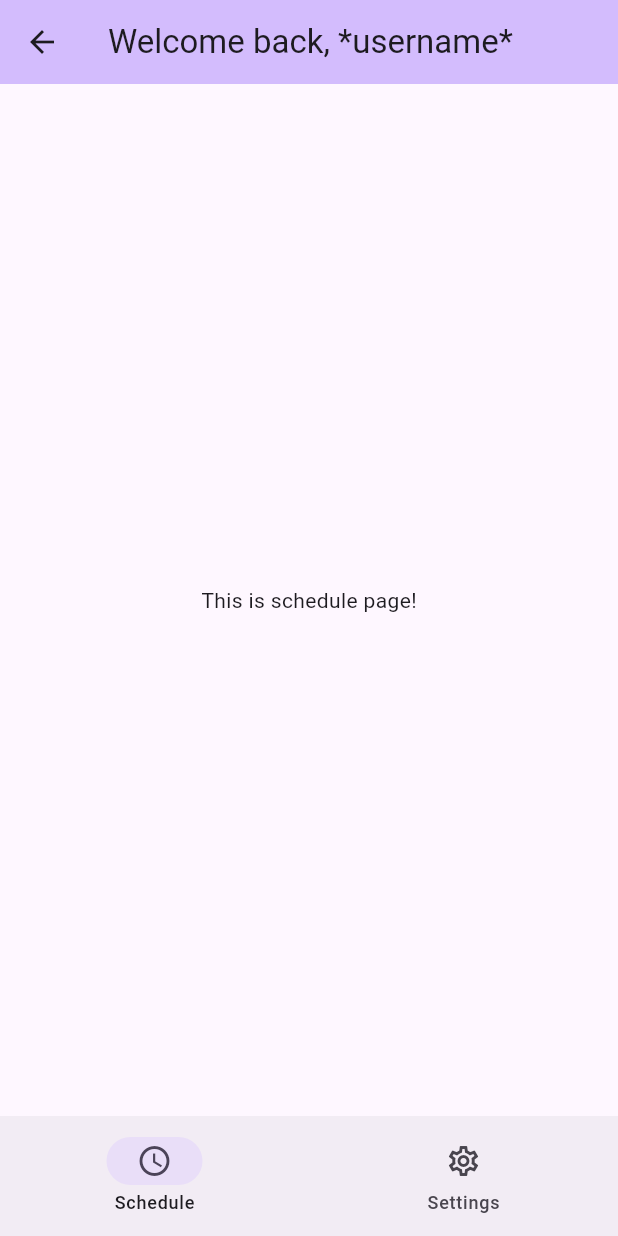
After one commit to kstkarus/diary, a Flutter app: the MainWidget screen opened directly, on a phone screen of 412 x 824 dp. The commit adds this screen. Run offline on Flutter 3.47's test engine with Material 3 defaults, Android fonts, the phone set to English and light mode, and no system bars.

Commit message:
- Added settings page - Added schedule page

```diff
--- a/lib/auth_widget.dart
+++ b/lib/auth_widget.dart
@@ -28,7 +28,7 @@
                 onPressed: () {
                   submitFunction();
                 },
-                child: Text("Submit"),
+                child: const Text("Submit"),
             )
           ],
         ),
--- a/lib/main_widget.dart
+++ b/lib/main_widget.dart
@@ -1,4 +1,6 @@
 import 'package:flutter/material.dart';
+import 'settings_widget.dart';
+import 'schedule_widget.dart';
 
 class MainWidget extends StatefulWidget {
   const MainWidget({super.key});
@@ -8,8 +10,43 @@
 }
 
 class _MainWidgetState extends State<MainWidget> {
+  int _currentPageIndex = 0;
+
   @override
   Widget build(BuildContext context) {
-    return const Placeholder();
+    return Scaffold(
+      appBar: AppBar(
+        backgroundColor: Theme.of(context).colorScheme.inversePrimary,
+        title: const Text("Welcome back, *username*"),
+      ),
+      body: [
+        SchedulePage(),
+        SettingsPage(),
+      ][_currentPageIndex],
+      bottomNavigationBar: buildNavigationBar(),
+    );
+  }
+
+  NavigationBar buildNavigationBar() {
+    return NavigationBar(
+      selectedIndex: _currentPageIndex,
+      onDestinationSelected: (int index) {
+        setState(() {
+          _currentPageIndex = index;
+        });
+      },
+      destinations: const [
+        NavigationDestination(
+          selectedIcon: Icon(Icons.schedule),
+          icon: Icon(Icons.schedule_outlined),
+          label: "Schedule",
+        ),
+        NavigationDestination(
+          selectedIcon: Icon(Icons.settings),
+          icon: Icon(Icons.settings_outlined),
+          label: "Settings",
+        )
+      ],
+    );
   }
 }
--- /dev/null
+++ b/lib/schedule_widget.dart
@@ -0,0 +1,12 @@
+import 'package:flutter/material.dart';
+
+class SchedulePage extends StatelessWidget {
+  const SchedulePage({super.key});
+
+  @override
+  Widget build(BuildContext context) {
+    return const Center(
+      child: Text("This is schedule page!"),
+    );
+  }
+}
```
Also changed, not shown: lib/main.dart (+5 -27 lines), lib/settings_widget.dart (added, +12 -0 lines).
